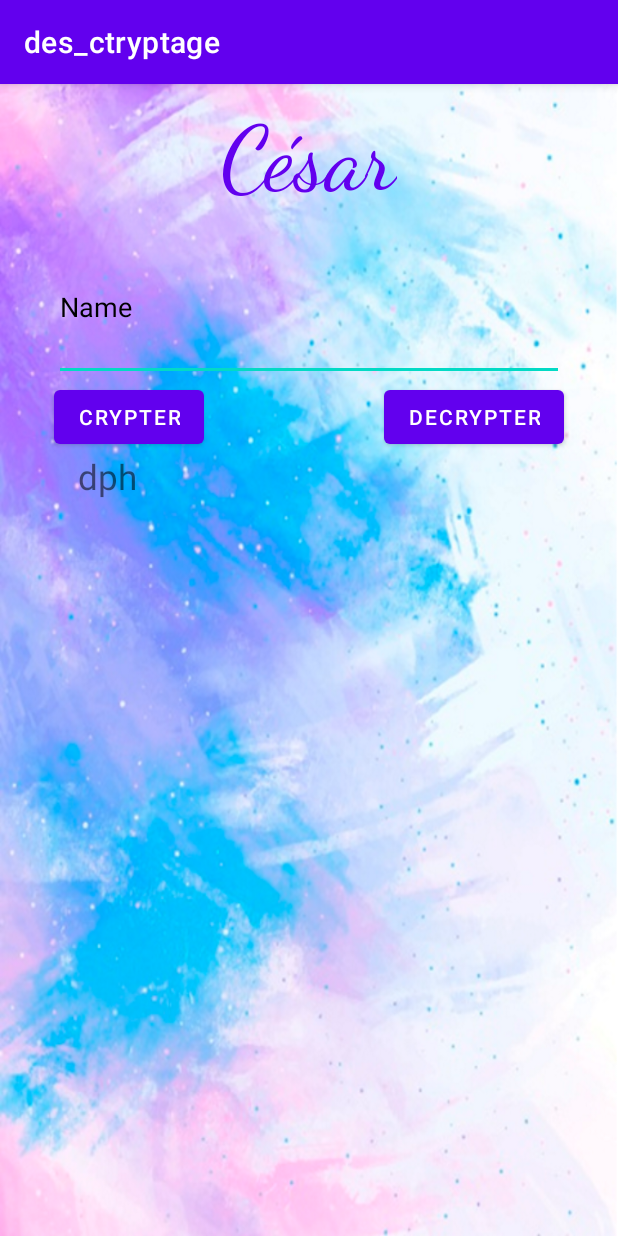
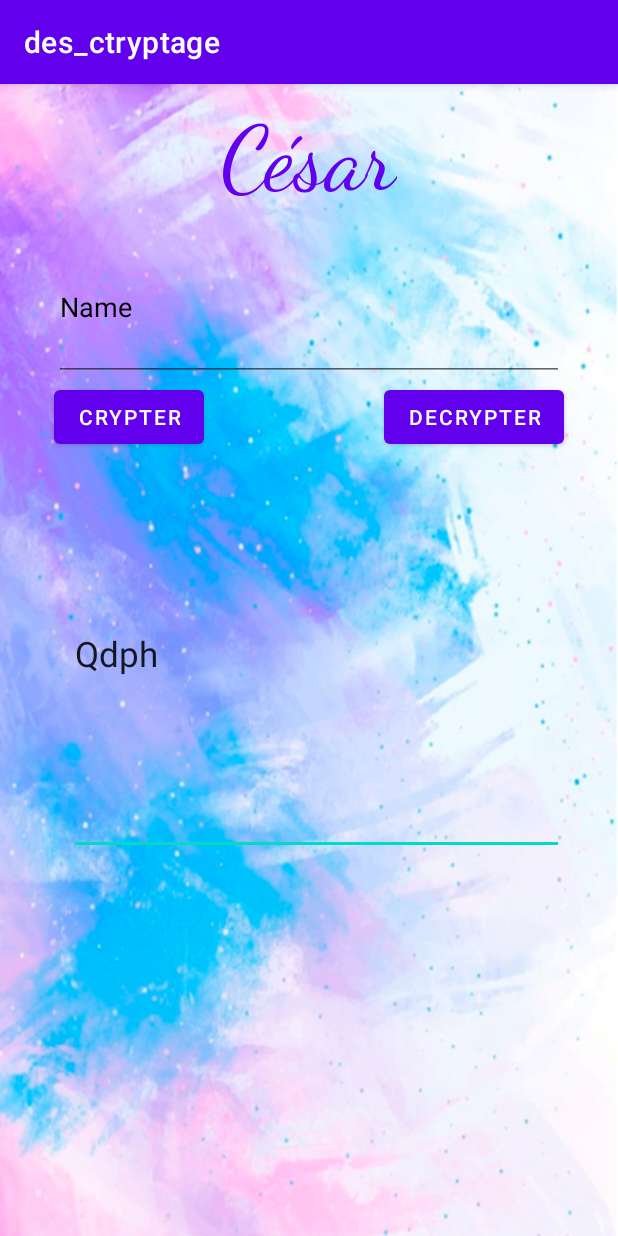
Before and after one commit to Devime/des_ctryptage, an Android app: the Cesar screen opened directly, with no data from a screen before it, after a tap on "CRYPTER", on a phone screen of 412 x 824 dp. Run offline under Robolectric (Android 15) with nearby library versions, the phone set to English and light mode, and no system bars; Roboto replaces fonts that are not available here.

Commit message:
César extend version

```diff
--- a/app/src/main/java/com/example/des_ctryptage/Cesar.kt
+++ b/app/src/main/java/com/example/des_ctryptage/Cesar.kt
@@ -11,25 +11,47 @@ class Cesar: AppCompatActivity() {
         super.onCreate(savedInstanceState)
         setContentView(R.layout.activity_cesar)
 
-        var Btchiffrement = findViewById<Button>(R.id.cesarBtcrypter)
-        var Btdechiffrement = findViewById<Button>(R.id.cesarBtdecrypter)
-        var txtin = findViewById<EditText>(R.id.cesartxin)
-        var txtout = findViewById<TextView>(R.id.cesartxout)
+        val Btchiffrement = findViewById<Button>(R.id.cesarBtcrypter)
+        val Btdechiffrement = findViewById<Button>(R.id.cesarBtdecrypter)
+        val txtin = findViewById<EditText>(R.id.cesartxin)
+        val txtout = findViewById<EditText>(R.id.cesartxout)
 
         Btchiffrement.setOnClickListener {
-            var out = crypter(3,txtin.text.toString())
+            val out = chiffrement(3,txtin.text.toString())
             println(txtin.text.toString())
-            txtout.text = out
+            txtout.setText(out)
         }
 
         Btdechiffrement.setOnClickListener {
-            var out = decrypter(3,txtin.text.toString())
+            val out = chiffrement(-3,txtout.text.toString())
             println(txtin.text.toString())
-            txtout.text = out
+            txtin.setText(out)
         }
 
     }
-    var alphabet=charArrayOf('a', 'b', 'c', 'd', 'e', 'f', 'g', 'h', 'i', 'j', 'k', 'l', 'm', 'n', 'o', 'p', 'q', 'r', 's', 't', 'u', 'v', 'w', 'x', 'y', 'z')
+
+    private fun chiffrement(i: Int, txt: String): String {
+        val sb : StringBuilder = StringBuilder()
+        var temp:Int
+        txt.forEach {
+            temp = it.toByte().toInt()
+            println("->$temp=")
+            temp = (temp - 32)+i
+            println("=$temp<-")
+            temp %= 95
+            println("=$temp=")
+            temp =if (temp>=0){
+                temp+32
+            }else{
+                temp+126
+            }
+            sb.append(temp.toChar().toString())
+        }
+        return sb.toString()
+    }
+
+
+    /*var alphabet=charArrayOf('a', 'b', 'c', 'd', 'e', 'f', 'g', 'h', 'i', 'j', 'k', 'l', 'm', 'n', 'o', 'p', 'q', 'r', 's', 't', 'u', 'v', 'w', 'x', 'y', 'z')
     //fonction pour crypter
     fun crypter(n: Int, message_entre: String): String {
         val message=message_entre.toCharArray()
@@ -98,6 +120,6 @@ class Cesar: AppCompatActivity() {
             a
         else
             -a
-    }
+    }*/
 
 }
--- a/app/src/main/res/layout/activity_cesar.xml
+++ b/app/src/main/res/layout/activity_cesar.xml
@@ -37,7 +37,7 @@
         app:layout_constraintRight_toRightOf="@+id/cesartxin"
         app:layout_constraintTop_toBottomOf="@+id/cesartxin"/>
 
-    <TextView
+    <EditText
         android:id="@+id/cesartxout"
         android:layout_width="330dp"
         android:layout_height="268dp"
--- a/app/src/main/res/layout/activity_delastelle.xml
+++ b/app/src/main/res/layout/activity_delastelle.xml
@@ -26,7 +26,7 @@
         android:layout_height="45dp"
         android:layout_marginTop="43dp"
         android:ems="10"
-        android:inputType="textPersonName"
+        android:inputType="number"
         android:textColor="@color/black"
         app:layout_constraintStart_toEndOf="@+id/deltx"
         app:layout_constraintTop_toTopOf="parent" />
```
